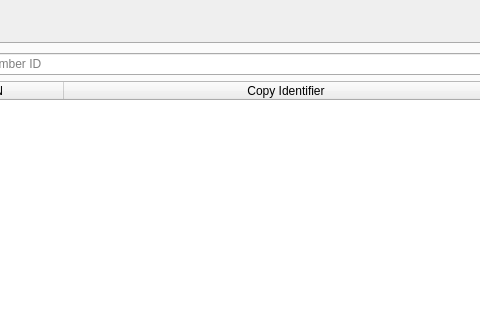
Qt form UI/biblioteq_batch_activities_browser.ui (textbrowser/biblioteq) before a commit; both pictures show x 116 to 596 and y 0 to 320 of the 700 by 700 pixel window.
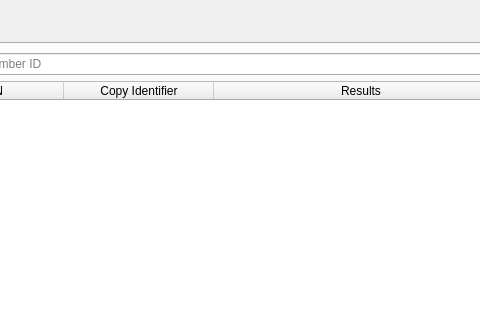
The same form after that commit. Icons and pictures are not drawn.

Commit message: Batch activities.

Diff of the .ui file:
```diff
--- a/UI/biblioteq_batch_activities_browser.ui
+++ b/UI/biblioteq_batch_activities_browser.ui
@@ -89,6 +89,11 @@
                <string>Copy Identifier</string>
               </property>
              </column>
+             <column>
+              <property name="text">
+               <string>Results</string>
+              </property>
+             </column>
             </widget>
            </item>
            <item>
```
